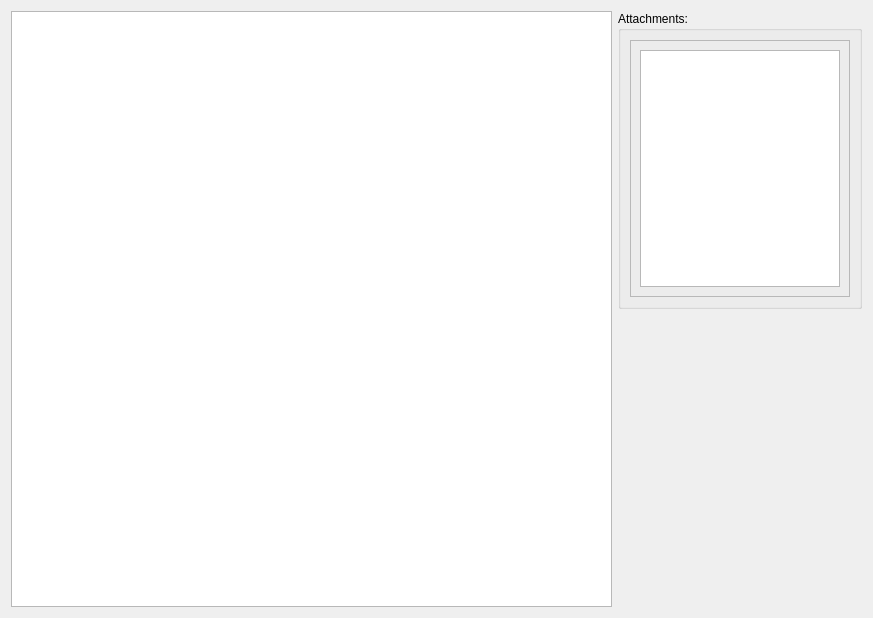
Old version of the form src/DGLGui/ui/dglfboviewitem.ui in the repository scygan/debugler.
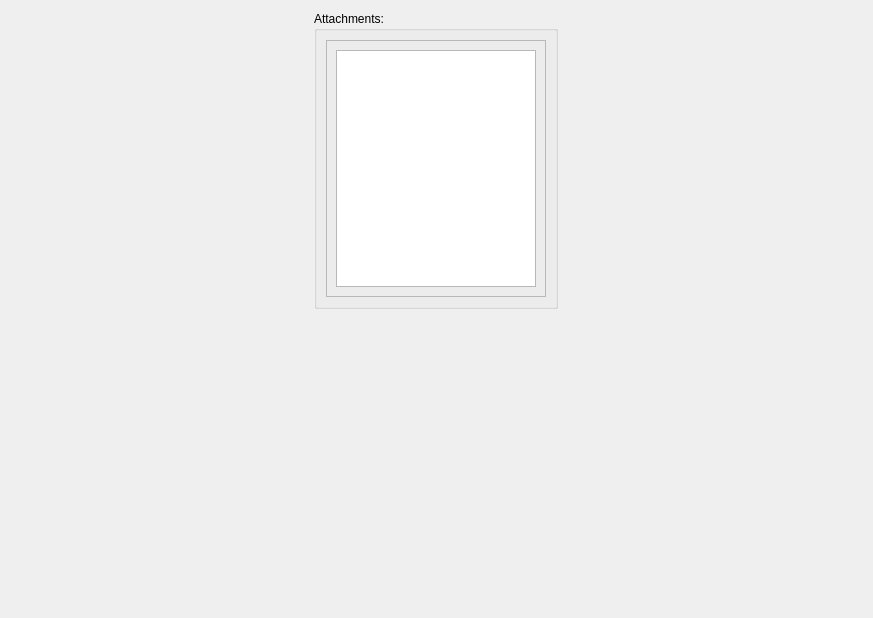
New version of the form.

Commit message: Unify and improve pixel rectangles view (texture, framebuffer, fbo)

Diff of the .ui file:
```diff
--- a/src/DGLGui/ui/dglfboviewitem.ui
+++ b/src/DGLGui/ui/dglfboviewitem.ui
@@ -15,26 +15,7 @@
   </property>
   <layout class="QHBoxLayout" name="horizontalLayout">
    <item>
-    <layout class="QVBoxLayout" name="verticalLayout">
-     <item>
-      <widget class="QGraphicsView" name="graphicsView">
-       <property name="minimumSize">
-        <size>
-         <width>400</width>
-         <height>320</height>
-        </size>
-       </property>
-       <property name="sceneRect">
-        <rectf>
-         <x>0.000000000000000</x>
-         <y>0.000000000000000</y>
-         <width>0.000000000000000</width>
-         <height>0.000000000000000</height>
-        </rectf>
-       </property>
-      </widget>
-     </item>
-    </layout>
+    <layout class="QVBoxLayout" name="verticalLayout"/>
    </item>
    <item>
     <layout class="QVBoxLayout" name="verticalLayout_2">
```
The commit also changes 17 other files.
